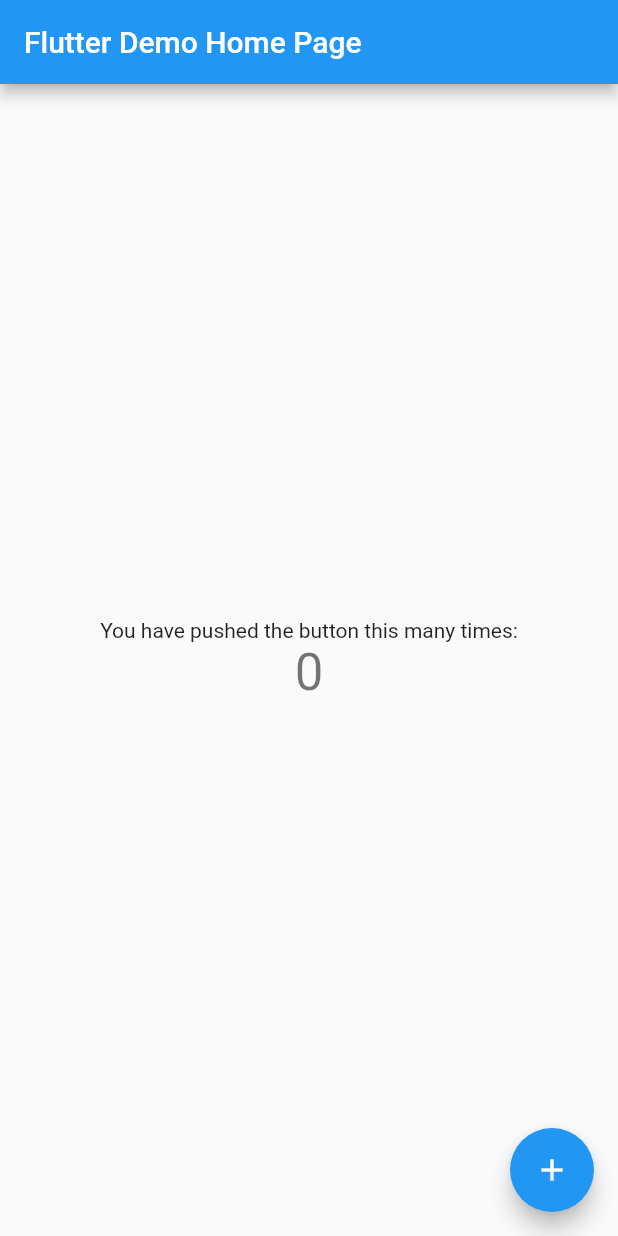
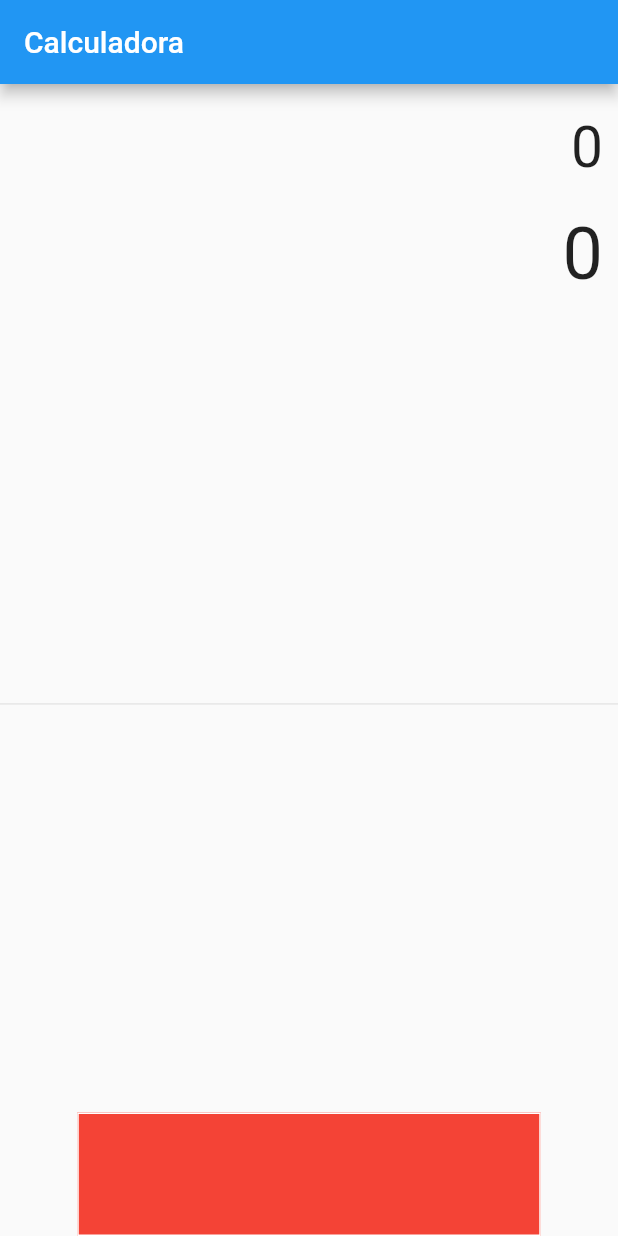
Before and after one commit to rafaeldemiranda95/calculadora, a Flutter app: the screen it shows after launch, on a phone screen of 412 x 824 dp. Run offline on Flutter 3.47's test engine with Material 2 defaults, Android fonts, the phone set to English and light mode, and no system bars.

Commit message:
Update main.dart

```diff
--- a/lib/main.dart
+++ b/lib/main.dart
@@ -1,113 +1,78 @@
 import 'package:flutter/material.dart';
 
 void main() {
-  runApp(MyApp());
+  runApp(Calculator());
 }
 
-class MyApp extends StatelessWidget {
-  // This widget is the root of your application.
+class Calculator extends StatelessWidget {
   @override
   Widget build(BuildContext context) {
     return MaterialApp(
-      title: 'Flutter Demo',
-      theme: ThemeData(
-        // This is the theme of your application.
-        //
-        // Try running your application with "flutter run". You'll see the
-        // application has a blue toolbar. Then, without quitting the app, try
-        // changing the primarySwatch below to Colors.green and then invoke
-        // "hot reload" (press "r" in the console where you ran "flutter run",
-        // or simply save your changes to "hot reload" in a Flutter IDE).
-        // Notice that the counter didn't reset back to zero; the application
-        // is not restarted.
-        primarySwatch: Colors.blue,
-      ),
-      home: MyHomePage(title: 'Flutter Demo Home Page'),
+      debugShowCheckedModeBanner: false,
+      title: 'Calculadora',
+      theme: ThemeData(primarySwatch: Colors.blue),
+      home: Calculadora(),
     );
   }
 }
 
-class MyHomePage extends StatefulWidget {
-  MyHomePage({Key key, this.title}) : super(key: key);
-
-  // This widget is the home page of your application. It is stateful, meaning
-  // that it has a State object (defined below) that contains fields that affect
-  // how it looks.
-
-  // This class is the configuration for the state. It holds the values (in this
-  // case the title) provided by the parent (in this case the App widget) and
-  // used by the build method of the State. Fields in a Widget subclass are
-  // always marked "final".
-
-  final String title;
+class Calculadora extends StatefulWidget {
+  const Calculadora({Key key}) : super(key: key);
 
   @override
-  _MyHomePageState createState() => _MyHomePageState();
+  _CalculadoraState createState() => _CalculadoraState();
 }
 
-class _MyHomePageState extends State<MyHomePage> {
-  int _counter = 0;
-
-  void _incrementCounter() {
-    setState(() {
-      // This call to setState tells the Flutter framework that something has
-      // changed in this State, which causes it to rerun the build method below
-      // so that the display can reflect the updated values. If we changed
-      // _counter without calling setState(), then the build method would not be
-      // called again, and so nothing would appear to happen.
-      _counter++;
-    });
-  }
-
+class _CalculadoraState extends State<Calculadora> {
   @override
   Widget build(BuildContext context) {
-    // This method is rerun every time setState is called, for instance as done
-    // by the _incrementCounter method above.
-    //
-    // The Flutter framework has been optimized to make rerunning build methods
-    // fast, so that you can just rebuild anything that needs updating rather
-    // than having to individually change instances of widgets.
     return Scaffold(
-      appBar: AppBar(
-        // Here we take the value from the MyHomePage object that was created by
-        // the App.build method, and use it to set our appbar title.
-        title: Text(widget.title),
+      appBar: AppBar(title: Text('Calculadora')),
+      body: Column(
+        children: [
+          Container(
+            alignment: Alignment.centerRight,
+            padding: EdgeInsets.fromLTRB(10, 20, 10, 0),
+            child: Text("0", style: TextStyle(fontSize: 38)),
+          ),
+          Container(
+            alignment: Alignment.centerRight,
+            padding: EdgeInsets.fromLTRB(10, 20, 10, 0),
+            child: Text("0", style: TextStyle(fontSize: 48)),
+          ),
+          Expanded(child: Divider()),
+          Row(
+            mainAxisAlignment: MainAxisAlignment.center,
+            children: [
+              Container(
+                width: MediaQuery.of(context).size.width*.75,
+                child: Table(
+                  children: [
+                    TableRow(
+                      children: [
+                        Container(
+                          height: MediaQuery.of(context).size.height*0.1,
+                          color: Colors.red,
+                          child: FlatButton(
+                            shape: RoundedRectangleBorder(
+                              borderRadius: BorderRadius.circular(0.0),
+                              side: BorderSide(color: Colors.white,
+                                  width: 1,
+                                  style: BorderStyle.solid)
+                            ),
+                            onPressed: null,
+                            child: null,
+                          ),
+                        )
+                      ]
+                    )
+                  ],
+                ),
+              )
+            ],
+          ),
+        ],
       ),
-      body: Center(
-        // Center is a layout widget. It takes a single child and positions it
-        // in the middle of the parent.
-        child: Column(
-          // Column is also a layout widget. It takes a list of children and
-          // arranges them vertically. By default, it sizes itself to fit its
-          // children horizontally, and tries to be as tall as its parent.
-          //
-          // Invoke "debug painting" (press "p" in the console, choose the
-          // "Toggle Debug Paint" action from the Flutter Inspector in Android
-          // Studio, or the "Toggle Debug Paint" command in Visual Studio Code)
-          // to see the wireframe for each widget.
-          //
-          // Column has various properties to control how it sizes itself and
-          // how it positions its children. Here we use mainAxisAlignment to
-          // center the children vertically; the main axis here is the vertical
-          // axis because Columns are vertical (the cross axis would be
-          // horizontal).
-          mainAxisAlignment: MainAxisAlignment.center,
-          children: <Widget>[
-            Text(
-              'You have pushed the button this many times:',
-            ),
-            Text(
-              '$_counter',
-              style: Theme.of(context).textTheme.headline4,
-            ),
-          ],
-        ),
-      ),
-      floatingActionButton: FloatingActionButton(
-        onPressed: _incrementCounter,
-        tooltip: 'Increment',
-        child: Icon(Icons.add),
-      ), // This trailing comma makes auto-formatting nicer for build methods.
     );
   }
 }
```
